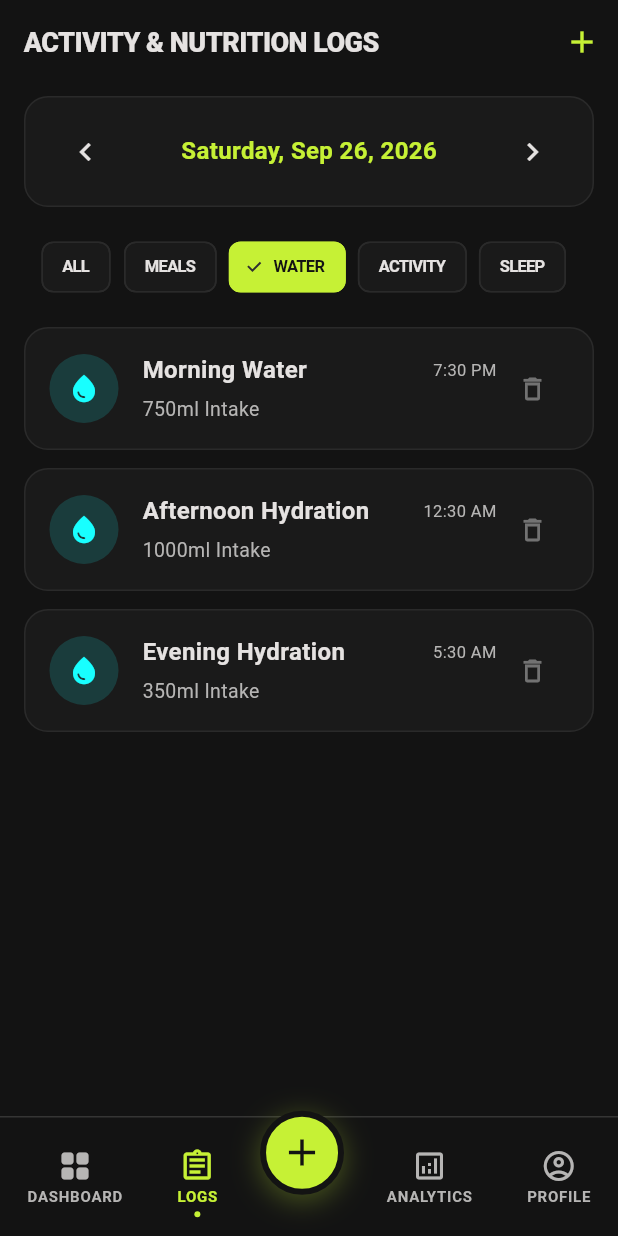
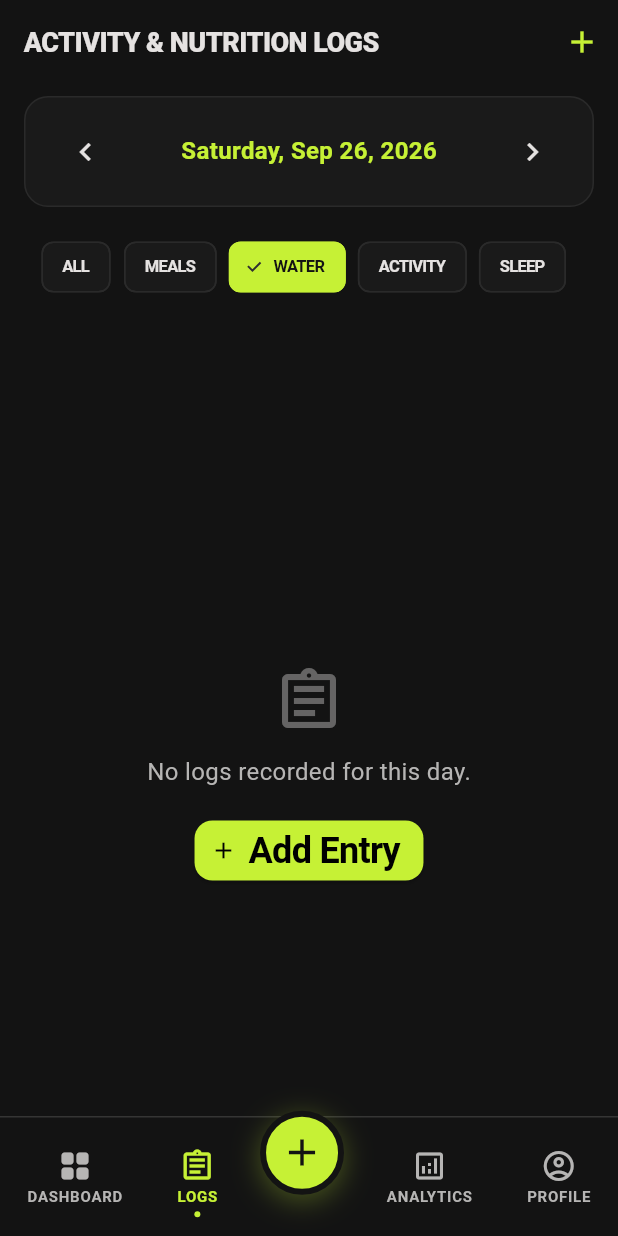
Before and after one commit to pranjalchaplot/kratos_health, a Flutter app: the screen it shows after launch, item 2 of the bottom bar chosen, after a tap on "WATER", on a phone screen of 412 x 824 dp. Run offline on Flutter 3.47's test engine with Material 3 defaults, Android fonts, the phone set to English and light mode, and no system bars; our stand-ins replace shared_preferences; Roboto replaces fonts that are missing (Geist, JetBrains Mono).

Commit message:
add functions

```diff
--- a/lib/models/daily_log.dart
+++ b/lib/models/daily_log.dart
@@ -40,8 +40,8 @@ class DailyLog {
     this.additionalSteps = 0,
     this.additionalWater = 0.0,
     this.additionalSleep = 0.0,
-    this.digitalHours = 4,
-    this.digitalMinutes = 12,
+    this.digitalHours = 0,
+    this.digitalMinutes = 0,
   }) : entries = entries ?? [];
 
   // Date key in format YYYY-MM-DD
@@ -201,14 +201,14 @@ class DailyLog {
       additionalSteps: (json['additionalSteps'] as num?)?.toInt() ?? 0,
       additionalWater: (json['additionalWater'] as num?)?.toDouble() ?? 0.0,
       additionalSleep: (json['additionalSleep'] as num?)?.toDouble() ?? 0.0,
-      digitalHours: (json['digitalHours'] as num?)?.toInt() ?? 4,
-      digitalMinutes: (json['digitalMinutes'] as num?)?.toInt() ?? 12,
+      digitalHours: (json['digitalHours'] as num?)?.toInt() ?? 0,
+      digitalMinutes: (json['digitalMinutes'] as num?)?.toInt() ?? 0,
     );
   }
 
-  // Create initial demo log for today if first launch
-  factory DailyLog.initialDemo(DateTime targetDate, UserGoals goals) {
-    final log = DailyLog(
+  // Create clean initial log with zero entries
+  factory DailyLog.empty(DateTime targetDate, UserGoals goals) {
+    return DailyLog(
       date: targetDate,
       caloriesGoal: goals.caloriesGoal,
       proteinGoal: goals.proteinGoal,
@@ -218,98 +218,9 @@ class DailyLog {
       waterGoal: goals.waterGoal,
       sleepGoal: goals.sleepGoal,
       digitalGoalHours: goals.digitalGoalHours,
-      digitalHours: 4,
-      digitalMinutes: 12,
+      digitalHours: 0,
+      digitalMinutes: 0,
     );
-
-    // Seed realistic sample entries
-    log.entries = [
-      LogEntry(
-        id: '1',
-        timestamp: targetDate.add(const Duration(hours: 8)),
-        type: LogType.meal,
-        title: 'Oatmeal & Protein Shake',
-        subtitle: 'Breakfast',
-        calories: 550,
-        protein: 42,
-        carbs: 65,
-        fats: 12,
-      ),
-      LogEntry(
-        id: '2',
-        timestamp: targetDate.add(const Duration(hours: 9)),
-        type: LogType.water,
-        title: 'Morning Water',
-        subtitle: '750ml Intake',
-        amount: 0.75,
-      ),
-      LogEntry(
-        id: '3',
-        timestamp: targetDate.add(const Duration(hours: 11)),
-        type: LogType.activity,
-        title: 'Morning Upper Body Workout',
-        subtitle: 'Hypertrophy Session',
-        calories: 420,
-        count: 3200,
-      ),
-      LogEntry(
-        id: '4',
-        timestamp: targetDate.add(const Duration(hours: 13)),
-        type: LogType.meal,
-        title: 'Grilled Chicken Bowl',
-        subtitle: 'Lunch',
-        calories: 780,
-        protein: 65,
-        carbs: 85,
-        fats: 18,
-      ),
-      LogEntry(
-        id: '5',
-        timestamp: targetDate.add(const Duration(hours: 14)),
-        type: LogType.water,
-        title: 'Afternoon Hydration',
-        subtitle: '1000ml Intake',
-        amount: 1.0,
-      ),
-      LogEntry(
-        id: '6',
-        timestamp: targetDate.add(const Duration(hours: 7)),
-        type: LogType.sleep,
-        title: 'Night Sleep',
-        subtitle: 'Deep Recovery',
-        amount: 7.5,
-      ),
-      LogEntry(
-        id: '7',
-        timestamp: targetDate.add(const Duration(hours: 17)),
-        type: LogType.activity,
-        title: 'Evening Walk',
-        subtitle: 'Cardio',
-        calories: 210,
-        count: 5232,
-      ),
-      LogEntry(
-        id: '8',
-        timestamp: targetDate.add(const Duration(hours: 18)),
-        type: LogType.meal,
-        title: 'Salmon & Quinoa',
-        subtitle: 'Dinner',
-        calories: 700,
-        protein: 35,
-        carbs: 60,
-        fats: 24,
-      ),
-      LogEntry(
-        id: '9',
-        timestamp: targetDate.add(const Duration(hours: 19)),
-        type: LogType.water,
-        title: 'Evening Hydration',
-        subtitle: '350ml Intake',
-        amount: 0.35,
-      ),
-    ];
-
-    return log;
   }
 
   String encode() => jsonEncode(toJson());
--- a/lib/providers/kratos_provider.dart
+++ b/lib/providers/kratos_provider.dart
@@ -25,7 +25,7 @@ class KratosProvider extends ChangeNotifier {
   DailyLog get currentLog {
     final key = _formatKey(_selectedDate);
     if (!_logsMap.containsKey(key)) {
-      _logsMap[key] = DailyLog.initialDemo(_selectedDate, _userGoals);
+      _logsMap[key] = DailyLog.empty(_selectedDate, _userGoals);
     }
     return _logsMap[key]!;
   }
@@ -33,23 +33,21 @@ class KratosProvider extends ChangeNotifier {
   // Active day index in week (0 for Mon, 6 for Sun)
   int get activeDayIndex => (_selectedDate.weekday - 1) % 7;
 
-  // Active streak calculation (consecutive days with activity)
+  // Active streak calculation (consecutive days with actual recorded activity)
   int get streak {
     int count = 0;
     DateTime checkDate = DateTime.now();
     while (true) {
       final key = _formatKey(checkDate);
       final log = _logsMap[key];
-      if (log != null && (log.entries.isNotEmpty || log.caloriesBurned > 0)) {
+      if (log != null && (log.entries.isNotEmpty || log.caloriesBurned > 0 || log.steps > 0 || log.water > 0 || log.sleep > 0)) {
         count++;
         checkDate = checkDate.subtract(const Duration(days: 1));
       } else {
-        // If checking past days and none exists yet, default to at least a streak of 12 for demo
-        if (count == 0) return 12;
         break;
       }
     }
-    return count > 0 ? count : 12;
+    return count;
   }
 
   KratosProvider() {
@@ -78,10 +76,10 @@ class KratosProvider extends ChangeNotifier {
         });
       }
 
-      // Ensure today has a log
+      // Ensure today has a clean log
       final todayKey = _formatKey(DateTime.now());
       if (!_logsMap.containsKey(todayKey)) {
-        _logsMap[todayKey] = DailyLog.initialDemo(DateTime.now(), _userGoals);
+        _logsMap[todayKey] = DailyLog.empty(DateTime.now(), _userGoals);
         await saveToPrefs();
       }
     } catch (e) {
@@ -132,7 +130,6 @@ class KratosProvider extends ChangeNotifier {
   }
 
   void selectDayByIndex(int dayIndex) {
-    // dayIndex 0..6 (Mon..Sun) relative to current week
     final now = DateTime.now();
     final monday = now.subtract(Duration(days: now.weekday - 1));
     final targetDate = monday.add(Duration(days: dayIndex));
@@ -231,4 +228,14 @@ class KratosProvider extends ChangeNotifier {
     notifyListeners();
     await saveToPrefs();
   }
+
+  Future<void> clearAllData() async {
+    _logsMap.clear();
+    final prefs = await SharedPreferences.getInstance();
+    await prefs.remove('kratos_daily_logs');
+    final todayKey = _formatKey(DateTime.now());
+    _logsMap[todayKey] = DailyLog.empty(DateTime.now(), _userGoals);
+    notifyListeners();
+    await saveToPrefs();
+  }
 }
--- a/lib/screens/logs_screen.dart
+++ b/lib/screens/logs_screen.dart
@@ -229,7 +229,8 @@ class _LogsScreenState extends State<LogsScreen> {
                 Row(
                   mainAxisAlignment: MainAxisAlignment.spaceBetween,
                   children: [
-                    Text(
+                    Expanded(
+                      child: Text(
                         entry.title,
                         style: const TextStyle(
                           fontFamily: 'Geist',
@@ -237,7 +238,10 @@ class _LogsScreenState extends State<LogsScreen> {
                           fontWeight: FontWeight.w700,
                           color: KratosColors.onSurface,
                         ),
+                        overflow: TextOverflow.ellipsis,
                       ),
+                    ),
+                    const SizedBox(width: 8),
                     Text(
                       timeStr,
                       style: const TextStyle(
```
Also changed, not shown: lib/models/dashboard_data.dart (+13 -13 lines), lib/screens/profile_screen.dart (+32 -0 lines), lib/widgets/quick_log_modal.dart (+16 -5 lines). Lines whose indentation alone changed are shown as unchanged.
